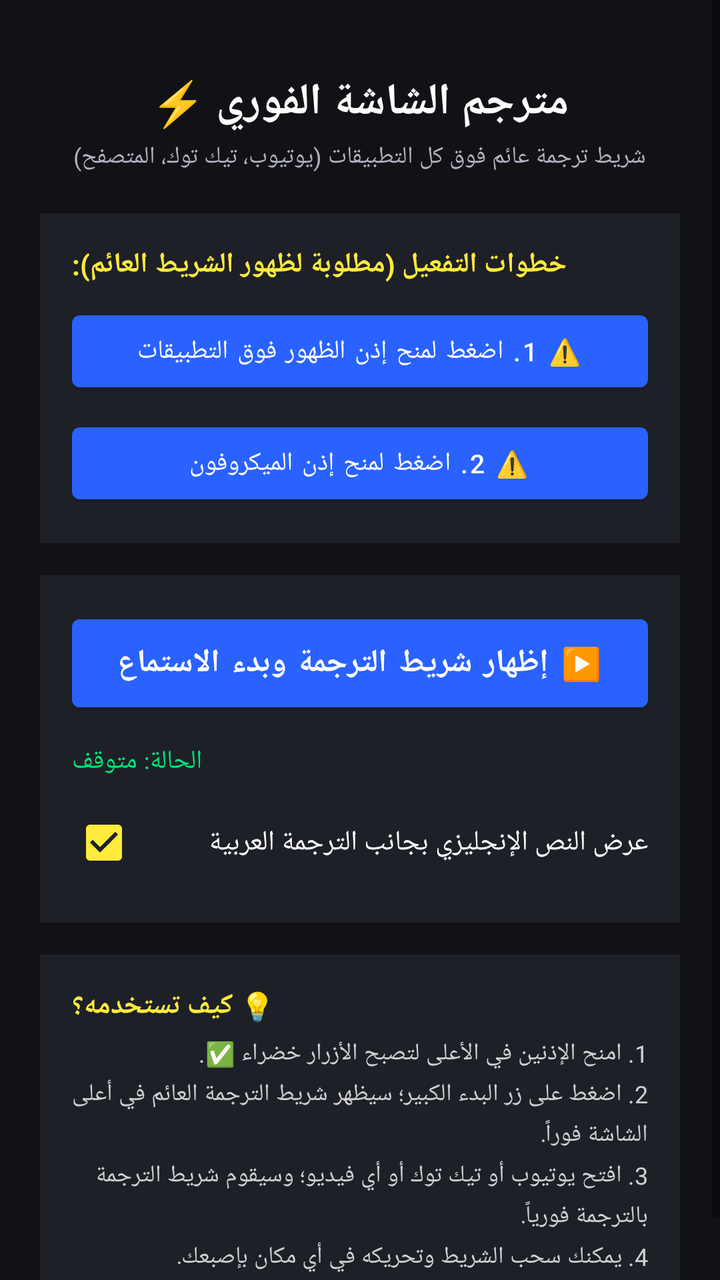
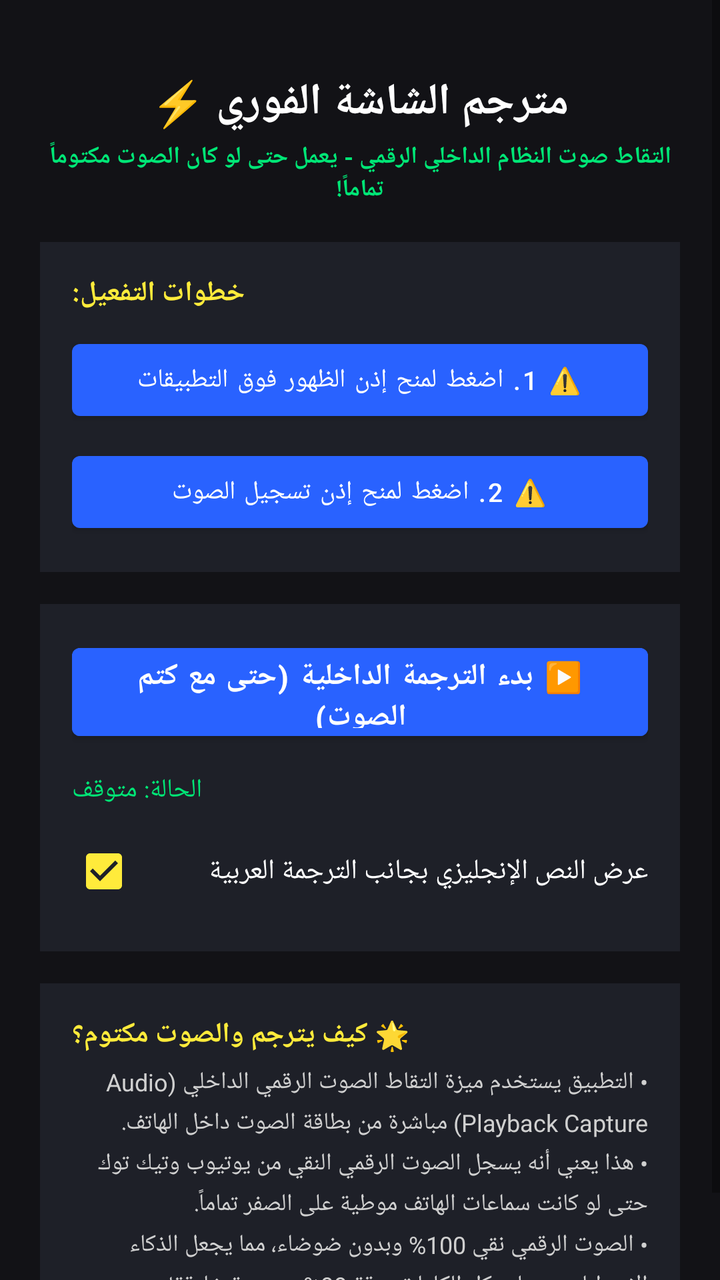

The first picture is an Android layout as it rendered before a commit; the second is the same layout after the commit. The layout source and the unified diff follow.
<!-- AndroidManifest.xml: activity theme Theme.LiveVideoTranslator -->
<!-- res/layout/activity_main.xml -->
<?xml version="1.0" encoding="utf-8"?>
<ScrollView xmlns:android="http://schemas.android.com/apk/res/android"
    android:layout_width="match_parent"
    android:layout_height="match_parent"
    android:background="#121216"
    android:fillViewport="true">

    <LinearLayout
        android:layout_width="match_parent"
        android:layout_height="wrap_content"
        android:orientation="vertical"
        android:padding="20dp">

        <TextView
            android:layout_width="wrap_content"
            android:layout_height="wrap_content"
            android:layout_gravity="center"
            android:layout_marginTop="16dp"
            android:text="مترجم الشاشة الفوري ⚡"
            android:textColor="#FFFFFF"
            android:textSize="22sp"
            android:textStyle="bold" />

        <TextView
            android:layout_width="wrap_content"
            android:layout_height="wrap_content"
            android:layout_gravity="center"
            android:layout_marginTop="4dp"
            android:gravity="center"
            android:text="شريط ترجمة عائم فوق كل التطبيقات (يوتيوب، تيك توك، المتصفح)"
            android:textColor="#B0B3C1"
            android:textSize="12sp" />

        
        <LinearLayout
            android:layout_width="match_parent"
            android:layout_height="wrap_content"
            android:layout_marginTop="20dp"
            android:background="#1E2028"
            android:orientation="vertical"
            android:padding="16dp">

            <TextView
                android:layout_width="wrap_content"
                android:layout_height="wrap_content"
                android:text="خطوات التفعيل (مطلوبة لظهور الشريط العائم):"
                android:textColor="#FFEB3B"
                android:textSize="14sp"
                android:textStyle="bold" />

            <Button
                android:id="@+id/btnOverlayPerm"
                android:layout_width="match_parent"
                android:layout_height="48dp"
                android:layout_marginTop="10dp"
                android:text="⚠️ 1. اضغط لمنح إذن الظهور فوق التطبيقات"
                android:textColor="#FFFFFF"
                android:textSize="13sp" />

            <Button
                android:id="@+id/btnMicPerm"
                android:layout_width="match_parent"
                android:layout_height="48dp"
                android:layout_marginTop="8dp"
                android:text="⚠️ 2. اضغط لمنح إذن الميكروفون"
                android:textColor="#FFFFFF"
                android:textSize="13sp" />

        </LinearLayout>

        
        <LinearLayout
            android:layout_width="match_parent"
            android:layout_height="wrap_content"
            android:layout_marginTop="16dp"
            android:background="#1E2028"
            android:orientation="vertical"
            android:padding="16dp">

            <Button
                android:id="@+id/btnStart"
                android:layout_width="match_parent"
                android:layout_height="56dp"
                android:backgroundTint="#2962FF"
                android:text="▶️ إظهار شريط الترجمة وبدء الاستماع"
                android:textColor="#FFFFFF"
                android:textSize="16sp"
                android:textStyle="bold" />

            <Button
                android:id="@+id/btnStop"
                android:layout_width="match_parent"
                android:layout_height="56dp"
                android:backgroundTint="#D32F2F"
                android:text="⏹️ إيقاف شريط الترجمة"
                android:textColor="#FFFFFF"
                android:textSize="16sp"
                android:visibility="gone" />

            <TextView
                android:id="@+id/tvStatus"
                android:layout_width="wrap_content"
                android:layout_height="wrap_content"
                android:layout_marginTop="12dp"
                android:text="الحالة: متوقف"
                android:textColor="#00E676"
                android:textSize="13sp" />

            <CheckBox
                android:id="@+id/cbBilingual"
                android:layout_width="match_parent"
                android:layout_height="wrap_content"
                android:layout_marginTop="8dp"
                android:checked="true"
                android:text="عرض النص الإنجليزي بجانب الترجمة العربية"
                android:textColor="#FFFFFF" />

        </LinearLayout>

        
        <LinearLayout
            android:layout_width="match_parent"
            android:layout_height="wrap_content"
            android:layout_marginTop="16dp"
            android:background="#1E2028"
            android:orientation="vertical"
            android:padding="16dp">

            <TextView
                android:layout_width="wrap_content"
                android:layout_height="wrap_content"
                android:text="💡 كيف تستخدمه؟"
                android:textColor="#FFEB3B"
                android:textSize="14sp"
                android:textStyle="bold" />

            <TextView
                android:layout_width="wrap_content"
                android:layout_height="wrap_content"
                android:layout_marginTop="6dp"
                android:lineSpacingExtra="4dp"
                android:text="1. امنح الإذنين في الأعلى لتصبح الأزرار خضراء ✅.\n2. اضغط على زر البدء الكبير؛ سيظهر شريط الترجمة العائم في أعلى الشاشة فوراً.\n3. افتح يوتيوب أو تيك توك أو أي فيديو؛ وسيقوم شريط الترجمة بالترجمة فورياً.\n4. يمكنك سحب الشريط وتحريكه في أي مكان بإصبعك."
                android:textColor="#D0D0D0"
                android:textSize="12sp" />
        </LinearLayout>

    </LinearLayout>
</ScrollView>
<!-- resources referenced by this layout -->
<resources>
  <style name="Theme.LiveVideoTranslator" parent="Theme.MaterialComponents.DayNight.NoActionBar">
          <item name="colorPrimary">@color/primary</item>
          <item name="colorPrimaryDark">@color/primary_dark</item>
          <item name="colorAccent">@color/accent</item>
          <item name="android:windowBackground">@color/background_dark</item>
      </style>
  <color name="primary">#2962FF</color>
  <color name="primary_dark">#0039CB</color>
  <color name="accent">#FFEB3B</color>
  <color name="background_dark">#121216</color>
</resources>

<!-- the commit's change to res/layout/activity_main.xml (unified diff, before → after) -->
@@ -27,15 +27,16 @@
             android:layout_gravity="center"
             android:layout_marginTop="4dp"
             android:gravity="center"
-            android:text="شريط ترجمة عائم فوق كل التطبيقات (يوتيوب، تيك توك، المتصفح)"
-            android:textColor="#B0B3C1"
-            android:textSize="12sp" />
+            android:text="التقاط صوت النظام الداخلي الرقمي - يعمل حتى لو كان الصوت مكتوماً تماماً!"
+            android:textColor="#00E676"
+            android:textSize="12sp"
+            android:textStyle="bold" />
 
         
         <LinearLayout
             android:layout_width="match_parent"
             android:layout_height="wrap_content"
-            android:layout_marginTop="20dp"
+            android:layout_marginTop="18dp"
             android:background="#1E2028"
             android:orientation="vertical"
             android:padding="16dp">
@@ -43,7 +44,7 @@
             <TextView
                 android:layout_width="wrap_content"
                 android:layout_height="wrap_content"
-                android:text="خطوات التفعيل (مطلوبة لظهور الشريط العائم):"
+                android:text="خطوات التفعيل:"
                 android:textColor="#FFEB3B"
                 android:textSize="14sp"
                 android:textStyle="bold" />
@@ -62,7 +63,7 @@
                 android:layout_width="match_parent"
                 android:layout_height="48dp"
                 android:layout_marginTop="8dp"
-                android:text="⚠️ 2. اضغط لمنح إذن الميكروفون"
+                android:text="⚠️ 2. اضغط لمنح إذن تسجيل الصوت"
                 android:textColor="#FFFFFF"
                 android:textSize="13sp" />
 
@@ -82,9 +83,9 @@
                 android:layout_width="match_parent"
                 android:layout_height="56dp"
                 android:backgroundTint="#2962FF"
-                android:text="▶️ إظهار شريط الترجمة وبدء الاستماع"
+                android:text="▶️ بدء الترجمة الداخلية (حتى مع كتم الصوت)"
                 android:textColor="#FFFFFF"
-                android:textSize="16sp"
+                android:textSize="15sp"
                 android:textStyle="bold" />
 
             <Button
@@ -129,7 +130,7 @@
             <TextView
                 android:layout_width="wrap_content"
                 android:layout_height="wrap_content"
-                android:text="💡 كيف تستخدمه؟"
+                android:text="🌟 كيف يترجم والصوت مكتوم؟"
                 android:textColor="#FFEB3B"
                 android:textSize="14sp"
                 android:textStyle="bold" />
@@ -139,7 +140,7 @@
                 android:layout_height="wrap_content"
                 android:layout_marginTop="6dp"
                 android:lineSpacingExtra="4dp"
-                android:text="1. امنح الإذنين في الأعلى لتصبح الأزرار خضراء ✅.\n2. اضغط على زر البدء الكبير؛ سيظهر شريط الترجمة العائم في أعلى الشاشة فوراً.\n3. افتح يوتيوب أو تيك توك أو أي فيديو؛ وسيقوم شريط الترجمة بالترجمة فورياً.\n4. يمكنك سحب الشريط وتحريكه في أي مكان بإصبعك."
+                android:text="• التطبيق يستخدم ميزة التقاط الصوت الرقمي الداخلي (Audio Playback Capture) مباشرة من بطاقة الصوت داخل الهاتف.\n• هذا يعني أنه يسجل الصوت الرقمي النقي من يوتيوب وتيك توك حتى لو كانت سماعات الهاتف موطية على الصفر تماماً.\n• الصوت الرقمي نقي 100% وبدون ضوضاء، مما يجعل الذكاء الاصطناعي يجلب كل الكلمات بدقة 99% وبسرعة خارقة!"
                 android:textColor="#D0D0D0"
                 android:textSize="12sp" />
         </LinearLayout>
